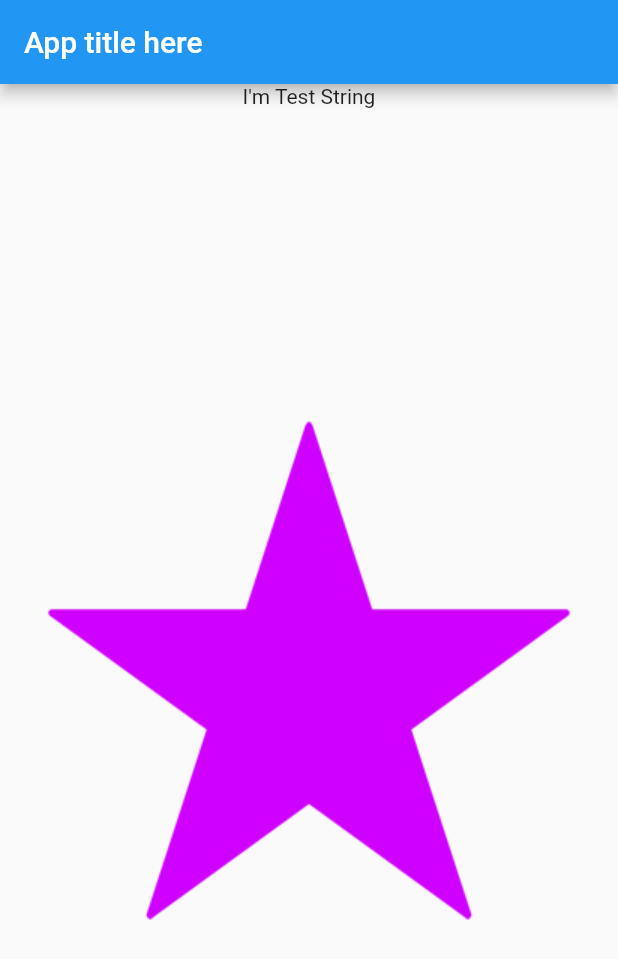
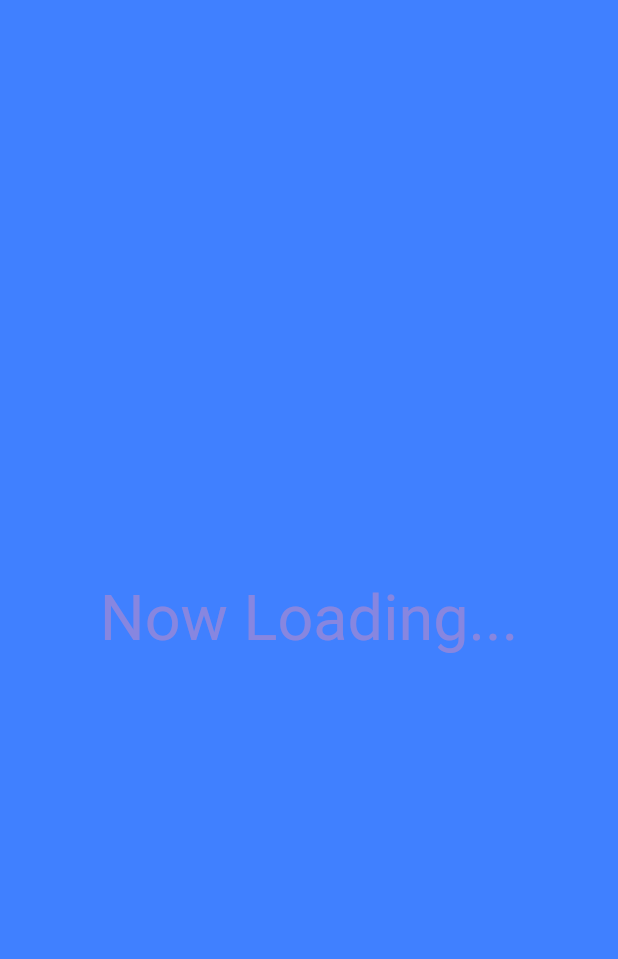
Before and after one commit to smgal/flutter_base, a Flutter app: the first screen one second after launch, on a phone screen of 412 x 824 dp. Shown: the top 959 px of the screen. Run offline on Flutter 3.47's test engine with Material 2 defaults, Android fonts, the phone set to English and light mode, and no system bars.

Commit message:
Configure the routers

```diff
--- a/lib/main.dart
+++ b/lib/main.dart
@@ -2,6 +2,7 @@ import 'package:flutter/material.dart';
 import 'package:flutter_localizations/flutter_localizations.dart';
 
 import './managers/locale.dart';
+import './routes/app_logo.dart' show AppLogo;
 import './routes/home.dart' show Home;
 
 
@@ -13,9 +14,16 @@ class MyApp extends StatelessWidget {
   Widget build(BuildContext context) {
     return MaterialApp(
       title: 'Flutter Base',
+
       theme: ThemeData(
         primarySwatch: Colors.blue,
       ),
+
+      routes: {
+        '/app-logo': (BuildContext context) => AppLogo(),
+        '/home': (BuildContext context) => Home(),
+      },
+
       localizationsDelegates: [
         LocaleDelegate(),
         GlobalMaterialLocalizations.delegate,
@@ -26,7 +34,7 @@ class MyApp extends StatelessWidget {
         Locale('ko', '')
       ],
 
-      home: Home(),
+      home: AppLogo(),
     );
   }
 }
--- a/lib/managers/locale.dart
+++ b/lib/managers/locale.dart
@@ -16,7 +16,7 @@ class LocaleManager {
   }
 
   Future<bool> load() async {
-    // TODO: 디폴트 lang으로 fallbak 가능하도록
+    // TODO: 디폴트 lang으로 fallback 가능하도록
     // default JSON을 읽은 후 langs JSON으로 덮어 쓰는 방식
     var defaultJsonPath = 'assets/strings/values.json';
 
--- /dev/null
+++ b/lib/managers/route.dart
@@ -0,0 +1,5 @@
+import 'package:flutter/material.dart';
+
+class RouterManager {
+  static final RouterManager instance = new RouterManager();
+}
--- /dev/null
+++ b/lib/routes/app_logo.dart
@@ -0,0 +1,86 @@
+import 'dart:async';
+
+import 'package:flutter/material.dart';
+import 'package:flutter/services.dart';
+
+import '../managers/locale.dart' show LocaleManager;
+
+
+class AppLogo extends StatefulWidget {
+  AppLogo({Key key}) : super(key: key);
+
+  @override
+  AppLogoState createState() => new AppLogoState();
+}
+
+class AppLogoState extends State<AppLogo> {
+
+  bool _isAvailable = false;
+
+  @override
+  void initState() {
+    super.initState();
+
+    Timer(Duration(milliseconds: 100), () {
+      setState(() {
+        this._isAvailable = true;
+      });
+    });
+
+    // TODO: 파라미터로 설정할 수 있게 하자
+
+    // 상태바, 내비게이션 감추기(fullscreen)
+    SystemChrome.setEnabledSystemUIOverlays([]);
+    /*
+    // 모두 보이기(일반 화면)
+    SystemChrome.setEnabledSystemUIOverlays(SystemUiOverlay.values);
+    // 상태바 감추기
+    SystemChrome.setEnabledSystemUIOverlays([SystemUiOverlay.bottom]);
+    // 내비게이션바 감추기
+    SystemChrome.setEnabledSystemUIOverlays([SystemUiOverlay.top]);
+    */
+
+    this.goNext();
+  }
+
+  @override
+  Widget build(BuildContext context) {
+    var locale = LocaleManager.of(context);
+    return Scaffold(
+      primary: true,
+      body: Stack(
+        children: <Widget>[
+          Container(
+            width: double.infinity,
+            height: double.infinity,
+            color: Color.fromARGB(0xFF, 0x40, 0x80, 0xFF),
+          ),
+          AnimatedOpacity(
+            opacity: (_isAvailable) ? 1.0 : 0.0,
+            duration: Duration(milliseconds: 1800),
+            child: Container(
+              child: Center(
+                child: Text(
+                  locale.getString('NOW_LOADING'),
+                  style: TextStyle(
+                    fontSize: 42.0,
+                    color: Color.fromARGB(0xFF, 0xF8, 0x90, 0xB0),
+                  ),
+                ),
+              ),
+            ),
+          ),
+        ],
+      ),
+    );
+  }
+
+  Future<void> goNext() async{
+    Timer(Duration(milliseconds: 2500), () {
+      // TODO: 외부 파라미터로 지정할 수 있게
+      SystemChrome.setEnabledSystemUIOverlays(SystemUiOverlay.values);
+
+      Navigator.of(context).pushNamed('/home');
+    });
+  }
+}
--- a/lib/routes/home.dart
+++ b/lib/routes/home.dart
@@ -24,6 +24,7 @@ class HomeState extends State<Home> {
       body: Column(
         children: <Widget>[
           Center(
+
             child: Text(locale.getString('TEST_STRING')),
           ),
           Expanded(
```
Also changed, not shown: pubspec.yaml (+8 -0 lines), assets/icons/app_icon_250.png (added), pubspec.lock.
